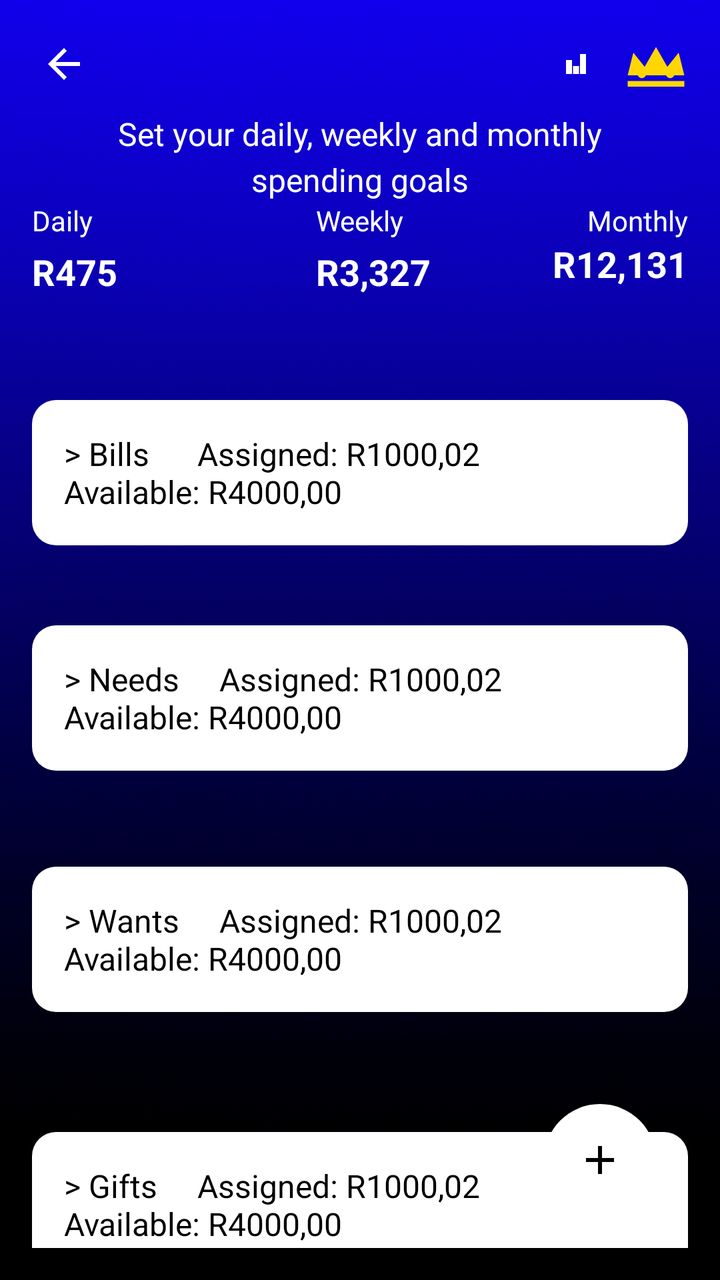
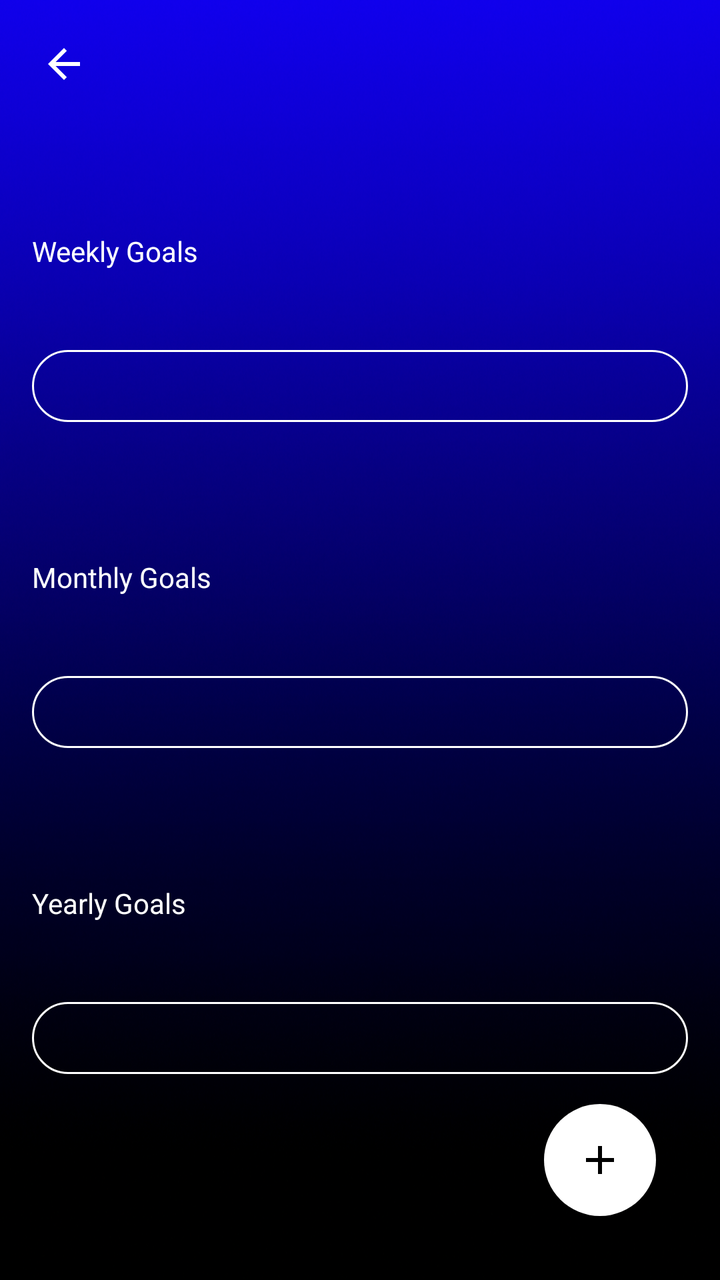

Screens rendered from an Android XML layout before and after an edit, with the pre-edit source and the edit as a unified diff.
<!-- AndroidManifest.xml: application theme Theme.CashUp -->
<!-- res/layout/goals.xml -->
<?xml version="1.0" encoding="utf-8"?>
<androidx.constraintlayout.widget.ConstraintLayout
    xmlns:android="http://schemas.android.com/apk/res/android"
    xmlns:app="http://schemas.android.com/apk/res-auto"
    android:layout_width="match_parent"
    android:layout_height="match_parent"
    android:background="@drawable/background"
    android:padding="16dp">

    
    <ImageButton
        android:id="@+id/backButton"
        android:layout_width="32dp"
        android:layout_height="32dp"
        android:background="?attr/selectableItemBackgroundBorderless"
        android:src="@drawable/ic_arrow_back"
        android:contentDescription="Back"
        app:layout_constraintTop_toTopOf="parent"
        app:layout_constraintStart_toStartOf="parent" />

    
    <ImageButton
        android:id="@+id/leaderboardButton"
        android:layout_width="32dp"
        android:layout_height="32dp"
        android:background="?attr/selectableItemBackgroundBorderless"
        android:src="@drawable/ic_leaderboard"
        android:contentDescription="Leaderboard"
        app:layout_constraintTop_toTopOf="parent"
        app:layout_constraintEnd_toStartOf="@id/crownButton"
        android:layout_marginEnd="8dp" />

    
    <ImageButton
        android:id="@+id/crownButton"
        android:layout_width="32dp"
        android:layout_height="32dp"
        android:background="?attr/selectableItemBackgroundBorderless"
        android:src="@drawable/ic_crown"
        android:contentDescription="Crown"
        app:layout_constraintTop_toTopOf="parent"
        app:layout_constraintEnd_toEndOf="parent" />

    

    
    <TextView
        android:id="@+id/goal_heading"
        android:layout_width="0dp"
        android:layout_height="wrap_content"
        android:layout_marginTop="8dp"
        android:lineSpacingExtra="4dp"
        android:text="Set your daily, weekly and monthly\nspending goals"
        android:textAlignment="center"
        android:textColor="@android:color/white"
        android:textSize="16sp"
        app:layout_constraintEnd_toEndOf="parent"
        app:layout_constraintHorizontal_bias="0.0"
        app:layout_constraintStart_toStartOf="parent"
        app:layout_constraintTop_toBottomOf="@id/backButton" />

    <TextView
        android:id="@+id/label_daily"
        android:layout_width="wrap_content"
        android:layout_height="wrap_content"
        android:text="Daily"
        android:textColor="@android:color/white"
        android:textSize="14sp"
        app:layout_constraintTop_toBottomOf="@id/goal_heading"
        app:layout_constraintStart_toStartOf="parent" />

    
    <TextView
        android:id="@+id/label_weekly"
        android:layout_width="wrap_content"
        android:layout_height="wrap_content"
        android:text="Weekly"
        android:textColor="@android:color/white"
        android:textSize="14sp"
        app:layout_constraintTop_toTopOf="@id/label_daily"
        app:layout_constraintStart_toStartOf="parent"
        app:layout_constraintEnd_toEndOf="parent" />

    
    <TextView
        android:id="@+id/label_monthly"
        android:layout_width="wrap_content"
        android:layout_height="wrap_content"
        android:text="Monthly"
        android:textColor="@android:color/white"
        android:textSize="14sp"
        app:layout_constraintTop_toTopOf="@id/label_daily"
        app:layout_constraintEnd_toEndOf="parent" />

    

    

    
    <TextView
        android:id="@+id/value_daily"
        android:layout_width="wrap_content"
        android:layout_height="wrap_content"
        android:layout_marginTop="4dp"
        android:text="R475"
        android:textColor="@android:color/white"
        android:textSize="18sp"
        android:textStyle="bold"
        app:layout_constraintStart_toStartOf="@id/label_daily"
        app:layout_constraintTop_toBottomOf="@id/label_daily" />

    <TextView
        android:id="@+id/value_weekly"
        android:layout_width="wrap_content"
        android:layout_height="wrap_content"
        android:layout_marginTop="4dp"
        android:text="R3,327"
        android:textColor="@android:color/white"
        android:textSize="18sp"
        android:textStyle="bold"
        app:layout_constraintEnd_toEndOf="parent"
        app:layout_constraintHorizontal_bias="0.0"
        app:layout_constraintStart_toStartOf="@id/label_weekly"
        app:layout_constraintTop_toBottomOf="@id/label_weekly" />

    <TextView
        android:id="@+id/value_monthly"
        android:layout_width="wrap_content"
        android:layout_height="wrap_content"
        android:text="R12,131"
        android:textColor="@android:color/white"
        android:textSize="18sp"
        android:textStyle="bold"
        app:layout_constraintTop_toBottomOf="@id/label_monthly"
        app:layout_constraintEnd_toEndOf="parent" />

    

    

    

    

    
    <TextView
        android:id="@+id/block_bills"
        android:layout_width="0dp"
        android:layout_height="wrap_content"
        android:layout_marginTop="52dp"
        android:background="@drawable/rounded_corner_white"
        android:padding="16dp"
        android:text="> Bills      Assigned: R1000,02      Available: R4000,00"
        android:textColor="@android:color/black"
        android:textSize="16sp"
        app:layout_constraintEnd_toEndOf="parent"
        app:layout_constraintHorizontal_bias="0.0"
        app:layout_constraintStart_toStartOf="parent"
        app:layout_constraintTop_toBottomOf="@id/value_daily" />

    <TextView
        android:id="@+id/block_needs"
        android:layout_width="0dp"
        android:layout_height="wrap_content"
        android:layout_marginTop="40dp"
        android:background="@drawable/rounded_corner_white"
        android:padding="16dp"
        android:text="> Needs     Assigned: R1000,02      Available: R4000,00"
        android:textColor="@android:color/black"
        android:textSize="16sp"
        app:layout_constraintEnd_toEndOf="parent"
        app:layout_constraintHorizontal_bias="0.0"
        app:layout_constraintStart_toStartOf="parent"
        app:layout_constraintTop_toBottomOf="@id/block_bills" />

    <TextView
        android:id="@+id/block_wants"
        android:layout_width="0dp"
        android:layout_height="wrap_content"
        android:layout_marginTop="48dp"
        android:background="@drawable/rounded_corner_white"
        android:padding="16dp"
        android:text="> Wants     Assigned: R1000,02      Available: R4000,00"
        android:textColor="@android:color/black"
        android:textSize="16sp"
        app:layout_constraintEnd_toEndOf="parent"
        app:layout_constraintHorizontal_bias="0.0"
        app:layout_constraintStart_toStartOf="parent"
        app:layout_constraintTop_toBottomOf="@id/block_needs" />

    <TextView
        android:id="@+id/block_gifts"
        android:layout_width="0dp"
        android:layout_height="wrap_content"
        android:layout_marginTop="60dp"
        android:background="@drawable/rounded_corner_white"
        android:padding="16dp"
        android:text="> Gifts     Assigned: R1000,02      Available: R4000,00"
        android:textColor="@android:color/black"
        android:textSize="16sp"
        app:layout_constraintEnd_toEndOf="parent"
        app:layout_constraintHorizontal_bias="0.0"
        app:layout_constraintStart_toStartOf="parent"
        app:layout_constraintTop_toBottomOf="@id/block_wants" />

    <ImageButton
        android:id="@+id/add_goal_button"
        android:layout_width="56dp"
        android:layout_height="56dp"
        android:src="@drawable/ic_add"
        android:background="@drawable/rounded_fab_white"
        android:contentDescription="Add Goal"
        app:layout_constraintBottom_toBottomOf="parent"
        app:layout_constraintEnd_toEndOf="parent"
        android:layout_margin="16dp" />

</androidx.constraintlayout.widget.ConstraintLayout>
<!-- resources referenced by this layout -->
<resources>
  <!-- drawable background: png bitmap (drawable, 768113 bytes) -->
  <!-- drawable ic_add (drawable) -->
  <vector xmlns:android="http://schemas.android.com/apk/res/android"
      android:width="24dp"
      android:height="24dp"
      android:viewportWidth="24"
      android:viewportHeight="24">
      <path
          android:fillColor="#000000"
          android:pathData="M19,13H13v6h-2v-6H5v-2h6V5h2v6h6v2z"/>
  </vector>
  <!-- drawable ic_arrow_back (drawable) -->
  <vector xmlns:android="http://schemas.android.com/apk/res/android"
      android:width="24dp"
      android:height="24dp"
      android:viewportWidth="24"
      android:viewportHeight="24">
      <path
          android:fillColor="#FFFFFF"
          android:pathData="M20,11H7.83l5.59,-5.59L12,4l-8,8 8,8 1.41,-1.41L7.83,13H20v-2z"/>
  </vector>
  <!-- drawable ic_crown (drawable) -->
  <vector xmlns:android="http://schemas.android.com/apk/res/android"
      android:width="34dp"
      android:height="34dp"
      android:viewportWidth="24"
      android:viewportHeight="24"
      android:tint="#FFD700">
  
      
      <path
          android:fillColor="#FFD700"
          android:pathData="M2,16L4,8L8,13L12,6L16,13L20,8L22,16L2,16Z"/>
  
      
      <path
          android:fillColor="#FFD700"
          android:pathData="M2,18H22V20H2V18Z"/>
  
      
      <path
          android:fillColor="#FF0000"
          android:pathData="M8.5,15.5a1.5,1.5 0 1,1 -3,0a1.5,1.5 0 1,1 3,0"/>
  
      
      <path
          android:fillColor="#00BFFF"
          android:pathData="M13,13a2,2 0 1,1 -4,0a2,2 0 1,1 4,0"/>
  
      
      <path
          android:fillColor="#00FF00"
          android:pathData="M18.5,15.5a1.5,1.5 0 1,1 -3,0a1.5,1.5 0 1,1 3,0"/>
  </vector>
  <!-- drawable ic_leaderboard (drawable) -->
  <vector xmlns:android="http://schemas.android.com/apk/res/android"
      android:width="24dp"
      android:height="24dp"
      android:viewportWidth="24"
      android:viewportHeight="24">
      <path
          android:fillColor="#FFFFFF"
          android:pathData="M7,17h3v-7H7v7zM14,17h3v-10h-3v10zM10.5,17h3v-4h-3v4z"/>
  </vector>
  <!-- drawable rounded_corner_white (drawable) -->
  <?xml version="1.0" encoding="utf-8"?>
  <shape xmlns:android="http://schemas.android.com/apk/res/android"
      android:shape="rectangle">
      <solid android:color="@android:color/white" />
      <corners android:radius="12dp" />
  </shape>
  <!-- drawable rounded_fab_white (drawable) -->
  <shape xmlns:android="http://schemas.android.com/apk/res/android"
      android:shape="oval">
      <solid android:color="@android:color/white"/>
  </shape>
  <style name="Theme.CashUp" parent="Base.Theme.CashUp" />
  <style name="Base.Theme.CashUp" parent="Theme.Material3.DayNight.NoActionBar">
  
      </style>
</resources>

<!-- the commit's change to res/layout/goals.xml (unified diff, before → after) -->
@@ -14,194 +14,99 @@
         android:layout_height="32dp"
         android:background="?attr/selectableItemBackgroundBorderless"
         android:src="@drawable/ic_arrow_back"
-        android:contentDescription="Back"
+        android:contentDescription="@string/back"
+        android:onClick="onBackButtonClick"
         app:layout_constraintTop_toTopOf="parent"
-        app:layout_constraintStart_toStartOf="parent" />
-
-    
-    <ImageButton
-        android:id="@+id/leaderboardButton"
-        android:layout_width="32dp"
-        android:layout_height="32dp"
-        android:background="?attr/selectableItemBackgroundBorderless"
-        android:src="@drawable/ic_leaderboard"
-        android:contentDescription="Leaderboard"
-        app:layout_constraintTop_toTopOf="parent"
-        app:layout_constraintEnd_toStartOf="@id/crownButton"
-        android:layout_marginEnd="8dp" />
-
-    
-    <ImageButton
-        android:id="@+id/crownButton"
-        android:layout_width="32dp"
-        android:layout_height="32dp"
-        android:background="?attr/selectableItemBackgroundBorderless"
-        android:src="@drawable/ic_crown"
-        android:contentDescription="Crown"
-        app:layout_constraintTop_toTopOf="parent"
-        app:layout_constraintEnd_toEndOf="parent" />
+        app:layout_constraintStart_toStartOf="parent"/>
 
     
 
     
+
     <TextView
-        android:id="@+id/goal_heading"
+        android:id="@+id/label_weekly"
         android:layout_width="0dp"
         android:layout_height="wrap_content"
-        android:layout_marginTop="8dp"
-        android:lineSpacingExtra="4dp"
-        android:text="Set your daily, weekly and monthly\nspending goals"
-        android:textAlignment="center"
+        android:layout_marginTop="68dp"
+        android:text="Weekly Goals"
         android:textColor="@android:color/white"
-        android:textSize="16sp"
+        android:textSize="14sp"
         app:layout_constraintEnd_toEndOf="parent"
         app:layout_constraintHorizontal_bias="0.0"
         app:layout_constraintStart_toStartOf="parent"
         app:layout_constraintTop_toBottomOf="@id/backButton" />
 
-    <TextView
-        android:id="@+id/label_daily"
-        android:layout_width="wrap_content"
+    <Spinner
+        android:id="@+id/spinner_weekly"
+        android:layout_width="0dp"
         android:layout_height="wrap_content"
-        android:text="Daily"
-        android:textColor="@android:color/white"
-        android:textSize="14sp"
-        app:layout_constraintTop_toBottomOf="@id/goal_heading"
-        app:layout_constraintStart_toStartOf="parent" />
-
-    
-    <TextView
-        android:id="@+id/label_weekly"
-        android:layout_width="wrap_content"
-        android:layout_height="wrap_content"
-        android:text="Weekly"
-        android:textColor="@android:color/white"
-        android:textSize="14sp"
-        app:layout_constraintTop_toTopOf="@id/label_daily"
+        android:layout_marginTop="40dp"
+        android:background="@drawable/rounded_corner"
+        android:padding="18dp"
+        android:prompt="@string/weekly_goals_prompt"
+        android:spinnerMode="dropdown"
+        app:layout_constraintEnd_toEndOf="parent"
+        app:layout_constraintHorizontal_bias="0.0"
         app:layout_constraintStart_toStartOf="parent"
-        app:layout_constraintEnd_toEndOf="parent" />
-
-    
-    <TextView
-        android:id="@+id/label_monthly"
-        android:layout_width="wrap_content"
-        android:layout_height="wrap_content"
-        android:text="Monthly"
-        android:textColor="@android:color/white"
-        android:textSize="14sp"
-        app:layout_constraintTop_toTopOf="@id/label_daily"
-        app:layout_constraintEnd_toEndOf="parent" />
+        app:layout_constraintTop_toBottomOf="@id/label_weekly" />
 
     
 
     
 
-    
     <TextView
-        android:id="@+id/value_daily"
-        android:layout_width="wrap_content"
-        android:layout_height="wrap_content"
-        android:layout_marginTop="4dp"
-        android:text="R475"
-        android:textColor="@android:color/white"
-        android:textSize="18sp"
-        android:textStyle="bold"
-        app:layout_constraintStart_toStartOf="@id/label_daily"
-        app:layout_constraintTop_toBottomOf="@id/label_daily" />
-
-    <TextView
-        android:id="@+id/value_weekly"
-        android:layout_width="wrap_content"
-        android:layout_height="wrap_content"
-        android:layout_marginTop="4dp"
-        android:text="R3,327"
-        android:textColor="@android:color/white"
-        android:textSize="18sp"
-        android:textStyle="bold"
-        app:layout_constraintEnd_toEndOf="parent"
-        app:layout_constraintHorizontal_bias="0.0"
-        app:layout_constraintStart_toStartOf="@id/label_weekly"
-        app:layout_constraintTop_toBottomOf="@id/label_weekly" />
-
-    <TextView
-        android:id="@+id/value_monthly"
-        android:layout_width="wrap_content"
-        android:layout_height="wrap_content"
-        android:text="R12,131"
-        android:textColor="@android:color/white"
-        android:textSize="18sp"
-        android:textStyle="bold"
-        app:layout_constraintTop_toBottomOf="@id/label_monthly"
-        app:layout_constraintEnd_toEndOf="parent" />
-
-    
-
-    
-
-    
-
-    
-
-    
-    <TextView
-        android:id="@+id/block_bills"
+        android:id="@+id/label_monthly"
         android:layout_width="0dp"
         android:layout_height="wrap_content"
-        android:layout_marginTop="52dp"
-        android:background="@drawable/rounded_corner_white"
-        android:padding="16dp"
-        android:text="> Bills      Assigned: R1000,02      Available: R4000,00"
-        android:textColor="@android:color/black"
-        android:textSize="16sp"
+        android:layout_marginTop="68dp"
+        android:text="Monthly Goals"
+        android:textColor="@android:color/white"
+        android:textSize="14sp"
         app:layout_constraintEnd_toEndOf="parent"
         app:layout_constraintHorizontal_bias="0.0"
         app:layout_constraintStart_toStartOf="parent"
-        app:layout_constraintTop_toBottomOf="@id/value_daily" />
+        app:layout_constraintTop_toBottomOf="@id/spinner_weekly" />
 
-    <TextView
-        android:id="@+id/block_needs"
+    <Spinner
+        android:id="@+id/spinner_monthly"
         android:layout_width="0dp"
         android:layout_height="wrap_content"
         android:layout_marginTop="40dp"
-        android:background="@drawable/rounded_corner_white"
-        android:padding="16dp"
-        android:text="> Needs     Assigned: R1000,02      Available: R4000,00"
-        android:textColor="@android:color/black"
-        android:textSize="16sp"
+        android:background="@drawable/rounded_corner"
+        android:padding="18dp"
+        android:prompt="@string/monthly_goals_prompt"
+        android:spinnerMode="dropdown"
         app:layout_constraintEnd_toEndOf="parent"
         app:layout_constraintHorizontal_bias="0.0"
         app:layout_constraintStart_toStartOf="parent"
-        app:layout_constraintTop_toBottomOf="@id/block_bills" />
+        app:layout_constraintTop_toBottomOf="@id/label_monthly" />
 
     <TextView
-        android:id="@+id/block_wants"
+        android:id="@+id/label_yearly"
         android:layout_width="0dp"
         android:layout_height="wrap_content"
-        android:layout_marginTop="48dp"
-        android:background="@drawable/rounded_corner_white"
-        android:padding="16dp"
-        android:text="> Wants     Assigned: R1000,02      Available: R4000,00"
-        android:textColor="@android:color/black"
-        android:textSize="16sp"
+        android:layout_marginTop="68dp"
+        android:text="Yearly Goals"
+        android:textColor="@android:color/white"
+        android:textSize="14sp"
         app:layout_constraintEnd_toEndOf="parent"
         app:layout_constraintHorizontal_bias="0.0"
         app:layout_constraintStart_toStartOf="parent"
-        app:layout_constraintTop_toBottomOf="@id/block_needs" />
+        app:layout_constraintTop_toBottomOf="@id/spinner_monthly" />
 
-    <TextView
-        android:id="@+id/block_gifts"
+    <Spinner
+        android:id="@+id/spinner_yearly"
         android:layout_width="0dp"
         android:layout_height="wrap_content"
-        android:layout_marginTop="60dp"
-        android:background="@drawable/rounded_corner_white"
-        android:padding="16dp"
-        android:text="> Gifts     Assigned: R1000,02      Available: R4000,00"
-        android:textColor="@android:color/black"
-        android:textSize="16sp"
+        android:layout_marginTop="40dp"
+        android:background="@drawable/rounded_corner"
+        android:padding="18dp"
+        android:prompt="@string/yearly_goals_prompt"
+        android:spinnerMode="dropdown"
         app:layout_constraintEnd_toEndOf="parent"
         app:layout_constraintHorizontal_bias="0.0"
         app:layout_constraintStart_toStartOf="parent"
-        app:layout_constraintTop_toBottomOf="@id/block_wants" />
+        app:layout_constraintTop_toBottomOf="@id/label_yearly" />
 
     <ImageButton
         android:id="@+id/add_goal_button"
@@ -209,9 +114,9 @@
         android:layout_height="56dp"
         android:src="@drawable/ic_add"
         android:background="@drawable/rounded_fab_white"
-        android:contentDescription="Add Goal"
+        android:contentDescription="@string/add_goal"
         app:layout_constraintBottom_toBottomOf="parent"
         app:layout_constraintEnd_toEndOf="parent"
-        android:layout_margin="16dp" />
+        android:layout_margin="16dp"/>
 
 </androidx.constraintlayout.widget.ConstraintLayout>
<!-- resource entries referenced after the edit -->
@@ -21,62 +21,29 @@
           android:fillColor="#FFFFFF"
           android:pathData="M20,11H7.83l5.59,-5.59L12,4l-8,8 8,8 1.41,-1.41L7.83,13H20v-2z"/>
   </vector>
-  <!-- drawable ic_crown (drawable) -->
-  <vector xmlns:android="http://schemas.android.com/apk/res/android"
-      android:width="34dp"
-      android:height="34dp"
-      android:viewportWidth="24"
-      android:viewportHeight="24"
-      android:tint="#FFD700">
-  
-      
-      <path
-          android:fillColor="#FFD700"
-          android:pathData="M2,16L4,8L8,13L12,6L16,13L20,8L22,16L2,16Z"/>
-  
-      
-      <path
-          android:fillColor="#FFD700"
-          android:pathData="M2,18H22V20H2V18Z"/>
-  
-      
-      <path
-          android:fillColor="#FF0000"
-          android:pathData="M8.5,15.5a1.5,1.5 0 1,1 -3,0a1.5,1.5 0 1,1 3,0"/>
-  
-      
-      <path
-          android:fillColor="#00BFFF"
-          android:pathData="M13,13a2,2 0 1,1 -4,0a2,2 0 1,1 4,0"/>
-  
-      
-      <path
-          android:fillColor="#00FF00"
-          android:pathData="M18.5,15.5a1.5,1.5 0 1,1 -3,0a1.5,1.5 0 1,1 3,0"/>
-  </vector>
-  <!-- drawable ic_leaderboard (drawable) -->
-  <vector xmlns:android="http://schemas.android.com/apk/res/android"
-      android:width="24dp"
-      android:height="24dp"
-      android:viewportWidth="24"
-      android:viewportHeight="24">
-      <path
-          android:fillColor="#FFFFFF"
-          android:pathData="M7,17h3v-7H7v7zM14,17h3v-10h-3v10zM10.5,17h3v-4h-3v4z"/>
-  </vector>
-  <!-- drawable rounded_corner_white (drawable) -->
+  <!-- drawable rounded_corner (drawable) -->
   <?xml version="1.0" encoding="utf-8"?>
   <shape xmlns:android="http://schemas.android.com/apk/res/android"
-      android:shape="rectangle">
-      <solid android:color="@android:color/white" />
-      <corners android:radius="12dp" />
+      android:shape="rectangle"
+      >
+  <corners
+          android:radius="24dp"/>
+      <stroke
+          android:width="1dp"
+              android:color="@color/white" />
   </shape>
   <!-- drawable rounded_fab_white (drawable) -->
   <shape xmlns:android="http://schemas.android.com/apk/res/android"
       android:shape="oval">
       <solid android:color="@android:color/white"/>
   </shape>
+  <string name="add_goal">Add Goal</string>
+  <string name="back">Back</string>
+  <string name="monthly_goals_prompt">Select a monthly category</string>
+  <string name="weekly_goals_prompt">Select a weekly category</string>
+  <string name="yearly_goals_prompt">Select a yearly category</string>
   <style name="Theme.CashUp" parent="Base.Theme.CashUp" />
+  <color name="white">#FFFFFFFF</color>
   <style name="Base.Theme.CashUp" parent="Theme.Material3.DayNight.NoActionBar">
   
       </style>
